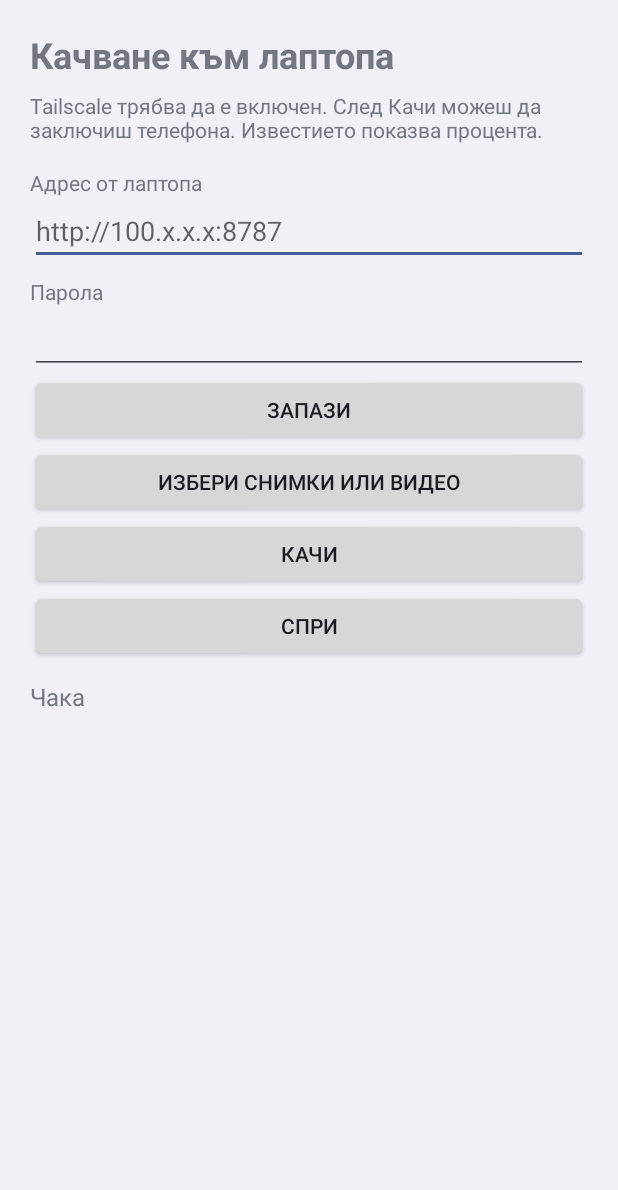
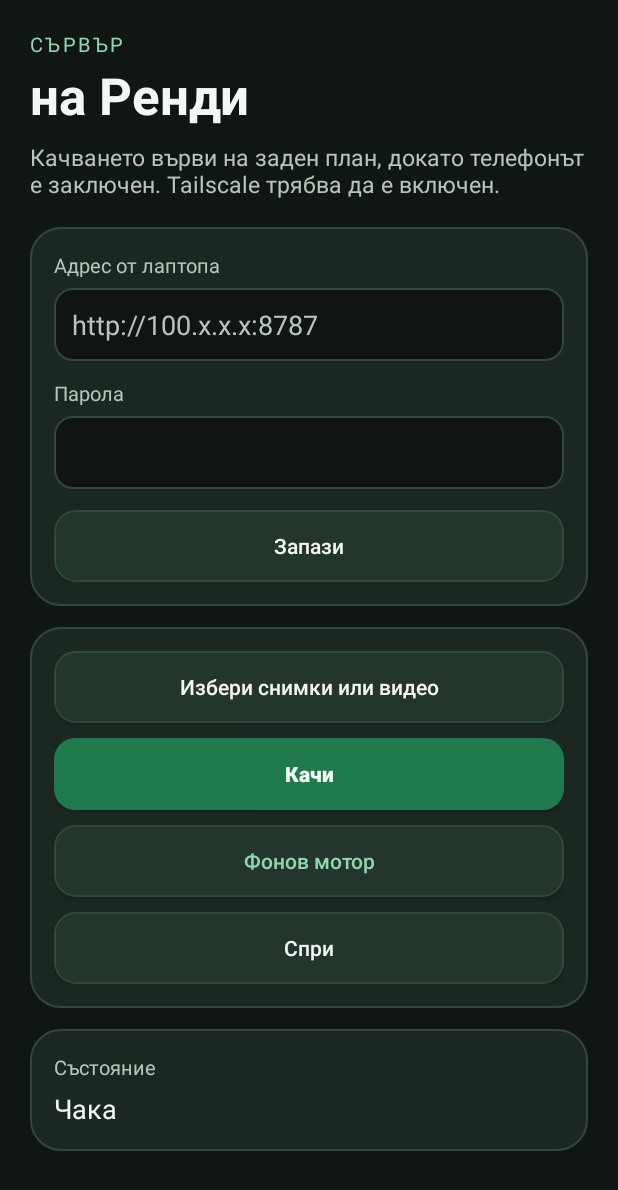
Before and after one commit to pavkata12/phoneuploads, an Android app: the screen it shows after launch (MainActivity), on a phone screen of 412 x 824 dp. Shown: the top 1190 px of the screen. Run offline under Robolectric (Android 15) with nearby library versions, the light colour scheme and no system bars.

Commit message:
Name the server На Ренди and keep phone uploads running in the background.

```diff
--- a/android/app/build.gradle
+++ b/android/app/build.gradle
@@ -10,8 +10,8 @@ android {
         applicationId "bg.phoneuploads"
         minSdk 26
         targetSdk 34
-        versionCode 2
-        versionName "1.1"
+        versionCode 3
+        versionName "1.2"
     }
 
     compileOptions {
--- a/android/app/src/main/AndroidManifest.xml
+++ b/android/app/src/main/AndroidManifest.xml
@@ -6,13 +6,14 @@
     <uses-permission android:name="android.permission.FOREGROUND_SERVICE" />
     <uses-permission android:name="android.permission.FOREGROUND_SERVICE_DATA_SYNC" />
     <uses-permission android:name="android.permission.POST_NOTIFICATIONS" />
+    <uses-permission android:name="android.permission.REQUEST_IGNORE_BATTERY_OPTIMIZATIONS" />
 
     <application
         android:allowBackup="false"
         android:icon="@android:drawable/stat_sys_upload"
         android:label="@string/app_name"
         android:usesCleartextTraffic="true"
-        android:theme="@android:style/Theme.DeviceDefault.Light.NoActionBar">
+        android:theme="@style/Rendi">
         <activity
             android:name=".MainActivity"
             android:exported="true">
@@ -24,6 +25,7 @@
         <service
             android:name=".UploadService"
             android:exported="false"
-            android:foregroundServiceType="dataSync" />
+            android:foregroundServiceType="dataSync"
+            android:stopWithTask="false" />
     </application>
 </manifest>
--- a/android/app/src/main/java/bg/phoneuploads/MainActivity.java
+++ b/android/app/src/main/java/bg/phoneuploads/MainActivity.java
@@ -8,6 +8,8 @@ import android.content.SharedPreferences;
 import android.content.pm.PackageManager;
 import android.database.Cursor;
 import android.net.Uri;
+import android.os.PowerManager;
+import android.provider.Settings;
 import android.os.Build;
 import android.os.Bundle;
 import android.os.Handler;
@@ -58,6 +60,7 @@ public class MainActivity extends Activity {
         Button pick = findViewById(R.id.pick);
         Button upload = findViewById(R.id.upload);
         Button stop = findViewById(R.id.stop);
+        Button background = findViewById(R.id.background);
         save.setOnClickListener(new View.OnClickListener() {
             @Override
             public void onClick(View view) {
@@ -99,6 +102,12 @@ public class MainActivity extends Activity {
                 status.setText("Спирам след текущото парче…");
             }
         });
+        background.setOnClickListener(new View.OnClickListener() {
+            @Override
+            public void onClick(View view) {
+                allowBackground(true);
+            }
+        });
     }
 
     @Override
@@ -111,6 +120,29 @@ public class MainActivity extends Activity {
     protected void onPause() {
         handler.removeCallbacks(refresher);
         super.onPause();
+    }
+
+    private void allowBackground(boolean alwaysAsk) {
+        if (Build.VERSION.SDK_INT < 23) {
+            return;
+        }
+        PowerManager power = (PowerManager) getSystemService(POWER_SERVICE);
+        boolean allowed = power != null && power.isIgnoringBatteryOptimizations(getPackageName());
+        if (allowed && !alwaysAsk) {
+            return;
+        }
+        if (allowed) {
+            status.setText("Фоновият мотор е включен. Качването продължава при заключен екран.");
+            return;
+        }
+        Intent intent = new Intent(Settings.ACTION_REQUEST_IGNORE_BATTERY_OPTIMIZATIONS);
+        intent.setData(Uri.parse("package:" + getPackageName()));
+        try {
+            startActivity(intent);
+            status.setText("Разреши „На Ренди“, за да не спира качването на заден план.");
+        } catch (Exception ex) {
+            status.setText("Отвори батерията на телефона и махни ограничението за На Ренди.");
+        }
     }
 
     private boolean saveSettings() {
@@ -138,7 +170,8 @@ public class MainActivity extends Activity {
             return;
         }
         UploadService.stopRequested = false;
-        UploadService.statusText = "Свързване с лаптопа…";
+        UploadService.statusText = "Свързване със сървъра на Ренди…";
+        allowBackground(false);
         Intent intent = new Intent(this, UploadService.class);
         if (Build.VERSION.SDK_INT >= Build.VERSION_CODES.O) {
             startForegroundService(intent);
--- a/android/app/src/main/java/bg/phoneuploads/UploadService.java
+++ b/android/app/src/main/java/bg/phoneuploads/UploadService.java
@@ -41,7 +41,7 @@ public class UploadService extends Service {
     @Override
     public void onCreate() {
         super.onCreate();
-        NotificationChannel channel = new NotificationChannel(CHANNEL, "Качване", NotificationManager.IMPORTANCE_LOW);
+        NotificationChannel channel = new NotificationChannel(CHANNEL, "Сървър на Ренди", NotificationManager.IMPORTANCE_LOW);
         channel.setDescription("Показва докъде е стигнало видеото");
         NotificationManager manager = getSystemService(NotificationManager.class);
         if (manager != null) {
@@ -51,7 +51,7 @@ public class UploadService extends Service {
 
     @Override
     public int onStartCommand(Intent intent, int flags, int startId) {
-        Notification notification = note("Качване към лаптопа", "Подготовка…", 0, 0);
+        Notification notification = note("Сървър на Ренди", "Подготовка…", 0, 0);
         if (Build.VERSION.SDK_INT >= Build.VERSION_CODES.Q) {
             startForeground(NOTE_ID, notification, ServiceInfo.FOREGROUND_SERVICE_TYPE_DATA_SYNC);
         } else {
@@ -83,7 +83,7 @@ public class UploadService extends Service {
             wakeLock.acquire(12L * 60L * 60L * 1000L);
         }
         try {
-            show("Качване към лаптопа", "Свързване…", -1, 0);
+            show("Сървър на Ренди", "Свързване…", -1, 0);
             SharedPreferences prefs = getSharedPreferences("phoneuploads", MODE_PRIVATE);
             JSONArray queue = readQueue();
             if (queue.length() == 0) {
@@ -91,7 +91,7 @@ public class UploadService extends Service {
                 return;
             }
             ServerClient client = new ServerClient(TailscaleAddress.parse(prefs.getString("url", "")));
-            show("Качване към лаптопа", "Влизане в лаптопа…", -1, 0);
+            show("Сървър на Ренди", "Влизане в сървъра на Ренди…", -1, 0);
             client.login(prefs.getString("password", ""));
             while (queue.length() > 0 && !stopRequested) {
                 boolean finished = uploadOne(client, queue.getJSONObject(0));
--- /dev/null
+++ b/android/app/src/main/res/drawable/button_ghost.xml
@@ -0,0 +1,6 @@
+<?xml version="1.0" encoding="utf-8"?>
+<shape xmlns:android="http://schemas.android.com/apk/res/android" android:shape="rectangle">
+    <solid android:color="@color/ghost" />
+    <corners android:radius="14dp" />
+    <stroke android:width="1dp" android:color="@color/line" />
+</shape>
--- /dev/null
+++ b/android/app/src/main/res/drawable/button_primary.xml
@@ -0,0 +1,5 @@
+<?xml version="1.0" encoding="utf-8"?>
+<shape xmlns:android="http://schemas.android.com/apk/res/android" android:shape="rectangle">
+    <solid android:color="@color/button" />
+    <corners android:radius="14dp" />
+</shape>
--- /dev/null
+++ b/android/app/src/main/res/drawable/card.xml
@@ -0,0 +1,6 @@
+<?xml version="1.0" encoding="utf-8"?>
+<shape xmlns:android="http://schemas.android.com/apk/res/android" android:shape="rectangle">
+    <solid android:color="@color/card" />
+    <corners android:radius="20dp" />
+    <stroke android:width="1dp" android:color="@color/line" />
+</shape>
--- /dev/null
+++ b/android/app/src/main/res/drawable/field.xml
@@ -0,0 +1,6 @@
+<?xml version="1.0" encoding="utf-8"?>
+<shape xmlns:android="http://schemas.android.com/apk/res/android" android:shape="rectangle">
+    <solid android:color="#101512" />
+    <corners android:radius="12dp" />
+    <stroke android:width="1dp" android:color="@color/line" />
+</shape>
--- a/android/app/src/main/res/layout/activity_main.xml
+++ b/android/app/src/main/res/layout/activity_main.xml
@@ -2,6 +2,7 @@
 <ScrollView xmlns:android="http://schemas.android.com/apk/res/android"
     android:layout_width="match_parent"
     android:layout_height="match_parent"
+    android:background="@color/bg"
     android:fillViewport="true">
 
     <LinearLayout
@@ -13,72 +14,161 @@
         <TextView
             android:layout_width="match_parent"
             android:layout_height="wrap_content"
+            android:letterSpacing="0.12"
+            android:text="@string/eyebrow"
+            android:textAllCaps="true"
+            android:textColor="@color/accent"
+            android:textSize="13sp" />
+
+        <TextView
+            android:layout_width="match_parent"
+            android:layout_height="wrap_content"
+            android:paddingTop="2dp"
             android:paddingBottom="8dp"
             android:text="@string/title"
-            android:textSize="24sp"
+            android:textColor="@color/text"
+            android:textSize="34sp"
             android:textStyle="bold" />
 
         <TextView
             android:layout_width="match_parent"
             android:layout_height="wrap_content"
-            android:paddingBottom="16dp"
-            android:text="@string/intro" />
+            android:paddingBottom="18dp"
+            android:text="@string/intro"
+            android:textColor="@color/muted"
+            android:textSize="15sp" />
+
+        <LinearLayout
+            android:layout_width="match_parent"
+            android:layout_height="wrap_content"
+            android:background="@drawable/card"
+            android:orientation="vertical"
+            android:padding="16dp">
 
             <TextView
                 android:layout_width="match_parent"
                 android:layout_height="wrap_content"
-            android:text="@string/address_label" />
+                android:text="@string/address_label"
+                android:textColor="@color/muted"
+                android:textSize="13sp" />
 
             <EditText
                 android:id="@+id/address"
                 android:layout_width="match_parent"
                 android:layout_height="wrap_content"
+                android:layout_marginTop="6dp"
+                android:background="@drawable/field"
                 android:hint="http://100.x.x.x:8787"
                 android:importantForAutofill="no"
-            android:inputType="textUri" />
+                android:inputType="textUri"
+                android:minHeight="48dp"
+                android:padding="12dp"
+                android:textColor="@color/text"
+                android:textColorHint="@color/muted" />
 
             <TextView
                 android:layout_width="match_parent"
                 android:layout_height="wrap_content"
-            android:paddingTop="8dp"
-            android:text="@string/password_label" />
+                android:paddingTop="12dp"
+                android:text="@string/password_label"
+                android:textColor="@color/muted"
+                android:textSize="13sp" />
 
             <EditText
                 android:id="@+id/password"
                 android:layout_width="match_parent"
                 android:layout_height="wrap_content"
-            android:inputType="textPassword" />
+                android:layout_marginTop="6dp"
+                android:background="@drawable/field"
+                android:inputType="textPassword"
+                android:minHeight="48dp"
+                android:padding="12dp"
+                android:textColor="@color/text"
+                android:textColorHint="@color/muted" />
 
             <Button
                 android:id="@+id/save"
                 android:layout_width="match_parent"
                 android:layout_height="wrap_content"
-            android:text="@string/save" />
+                android:layout_marginTop="14dp"
+                android:background="@drawable/button_ghost"
+                android:text="@string/save"
+                android:textAllCaps="false"
+                android:textColor="@color/text" />
+        </LinearLayout>
+
+        <LinearLayout
+            android:layout_width="match_parent"
+            android:layout_height="wrap_content"
+            android:layout_marginTop="14dp"
+            android:background="@drawable/card"
+            android:orientation="vertical"
+            android:padding="16dp">
 
             <Button
                 android:id="@+id/pick"
                 android:layout_width="match_parent"
                 android:layout_height="wrap_content"
-            android:text="@string/pick" />
+                android:background="@drawable/button_ghost"
+                android:text="@string/pick"
+                android:textAllCaps="false"
+                android:textColor="@color/text" />
 
             <Button
                 android:id="@+id/upload"
                 android:layout_width="match_parent"
                 android:layout_height="wrap_content"
-            android:text="@string/upload" />
+                android:layout_marginTop="10dp"
+                android:background="@drawable/button_primary"
+                android:text="@string/upload"
+                android:textAllCaps="false"
+                android:textColor="@color/button_text"
+                android:textStyle="bold" />
+
+            <Button
+                android:id="@+id/background"
+                android:layout_width="match_parent"
+                android:layout_height="wrap_content"
+                android:layout_marginTop="10dp"
+                android:background="@drawable/button_ghost"
+                android:text="@string/background"
+                android:textAllCaps="false"
+                android:textColor="@color/accent" />
 
             <Button
                 android:id="@+id/stop"
                 android:layout_width="match_parent"
                 android:layout_height="wrap_content"
-            android:text="@string/stop" />
+                android:layout_marginTop="10dp"
+                android:background="@drawable/button_ghost"
+                android:text="@string/stop"
+                android:textAllCaps="false"
+                android:textColor="@color/text" />
+        </LinearLayout>
+
+        <LinearLayout
+            android:layout_width="match_parent"
+            android:layout_height="wrap_content"
+            android:layout_marginTop="14dp"
+            android:background="@drawable/card"
+            android:orientation="vertical"
+            android:padding="16dp">
+
+            <TextView
+                android:layout_width="match_parent"
+                android:layout_height="wrap_content"
+                android:text="@string/status_label"
+                android:textColor="@color/muted"
+                android:textSize="13sp" />
 
             <TextView
                 android:id="@+id/status"
                 android:layout_width="match_parent"
                 android:layout_height="wrap_content"
-            android:paddingTop="12dp"
+                android:paddingTop="6dp"
                 android:text="@string/waiting"
-            android:textSize="16sp" />
+                android:textColor="@color/text"
+                android:textSize="18sp" />
+        </LinearLayout>
     </LinearLayout>
 </ScrollView>
--- /dev/null
+++ b/android/app/src/main/res/values/colors.xml
@@ -0,0 +1,12 @@
+<?xml version="1.0" encoding="utf-8"?>
+<resources>
+    <color name="bg">#101613</color>
+    <color name="card">#1B2822</color>
+    <color name="line">#31483C</color>
+    <color name="text">#F4F7F5</color>
+    <color name="muted">#B7C4BB</color>
+    <color name="accent">#8FD6AD</color>
+    <color name="button">#1F7A4D</color>
+    <color name="button_text">#F4FFF8</color>
+    <color name="ghost">#24352C</color>
+</resources>
--- a/android/app/src/main/res/values/strings.xml
+++ b/android/app/src/main/res/values/strings.xml
@@ -1,13 +1,16 @@
 <?xml version="1.0" encoding="utf-8"?>
 <resources>
-    <string name="app_name">Качване</string>
-    <string name="title">Качване към лаптопа</string>
-    <string name="intro">Tailscale трябва да е включен. След Качи можеш да заключиш телефона. Известието показва процента.</string>
+    <string name="app_name">На Ренди</string>
+    <string name="eyebrow">Сървър</string>
+    <string name="title">на Ренди</string>
+    <string name="intro">Качването върви на заден план, докато телефонът е заключен. Tailscale трябва да е включен.</string>
     <string name="address_label">Адрес от лаптопа</string>
     <string name="password_label">Парола</string>
     <string name="save">Запази</string>
     <string name="pick">Избери снимки или видео</string>
     <string name="upload">Качи</string>
     <string name="stop">Спри</string>
+    <string name="background">Фонов мотор</string>
     <string name="waiting">Чака</string>
+    <string name="status_label">Състояние</string>
 </resources>
--- /dev/null
+++ b/android/app/src/main/res/values/styles.xml
@@ -0,0 +1,10 @@
+<?xml version="1.0" encoding="utf-8"?>
+<resources>
+    <style name="Rendi" parent="@android:style/Theme.DeviceDefault.NoActionBar">
+        <item name="android:windowBackground">@color/bg</item>
+        <item name="android:statusBarColor">@color/bg</item>
+        <item name="android:navigationBarColor">@color/bg</item>
+        <item name="android:textColor">@color/text</item>
+        <item name="android:textColorHint">@color/muted</item>
+    </style>
+</resources>
```
Also changed, not shown: 5 other files. Lines whose indentation alone changed are shown as unchanged.
